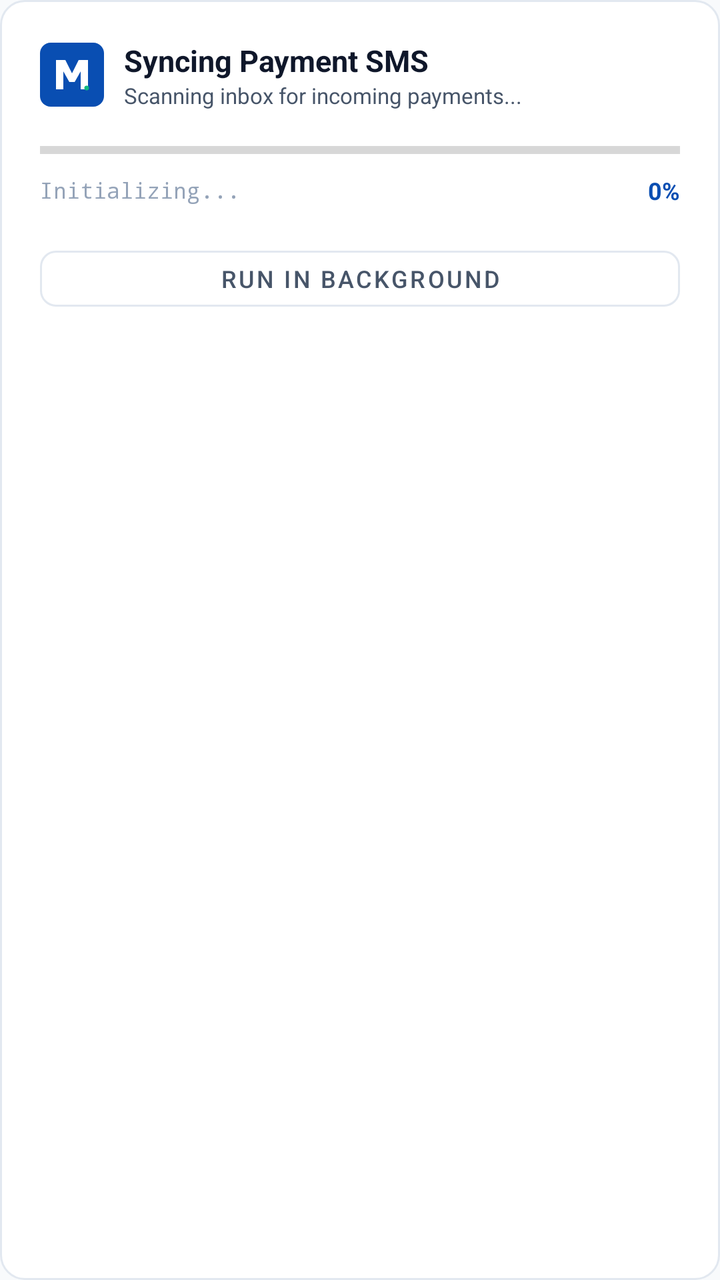
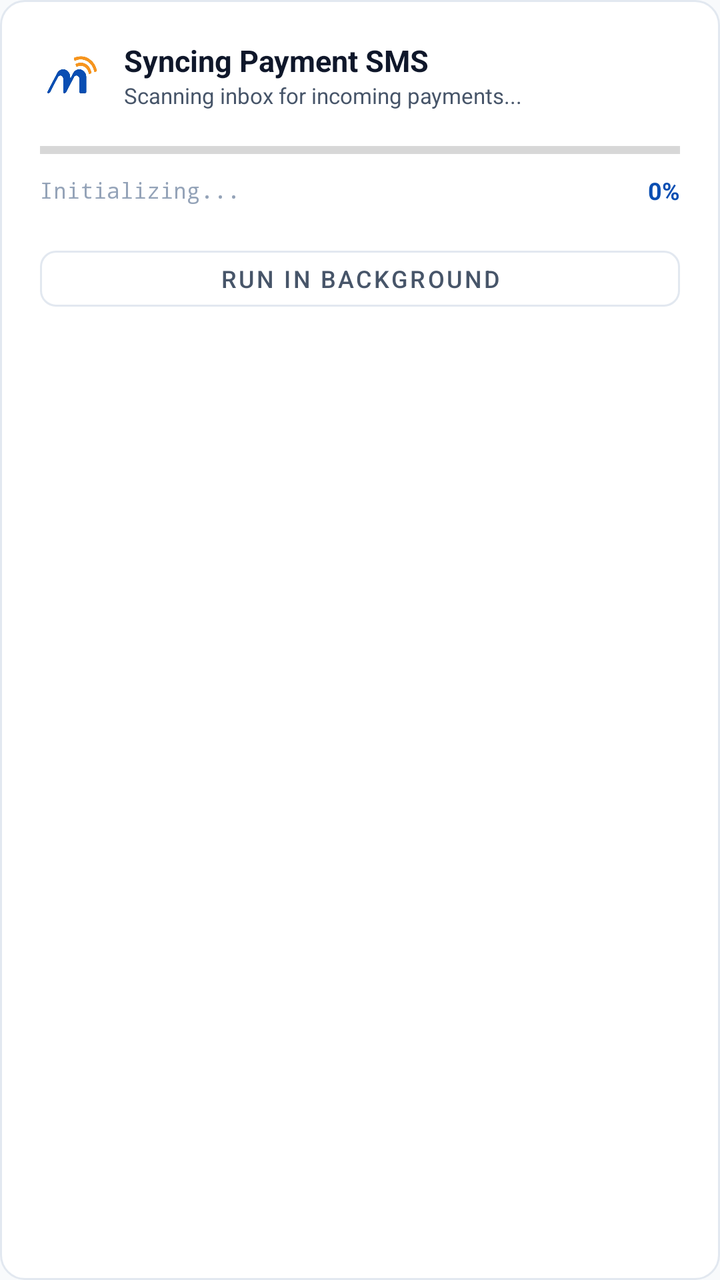

Before-and-after screenshots of an Android layout around one commit, followed by the original layout XML and the change that was made.
<!-- AndroidManifest.xml: application theme Theme.MTrackGateway -->
<!-- res/layout/dialog_sync_progress.xml -->
<?xml version="1.0" encoding="utf-8"?>
<LinearLayout xmlns:android="http://schemas.android.com/apk/res/android"
    xmlns:app="http://schemas.android.com/apk/res-auto"
    android:layout_width="match_parent"
    android:layout_height="wrap_content"
    android:background="@drawable/bg_card_flat"
    android:orientation="vertical"
    android:padding="20dp">

    
    <LinearLayout
        android:layout_width="match_parent"
        android:layout_height="wrap_content"
        android:gravity="center_vertical"
        android:orientation="horizontal">

        <ImageView
            android:layout_width="32dp"
            android:layout_height="32dp"
            android:src="@drawable/ic_app_logo" />

        <LinearLayout
            android:layout_width="0dp"
            android:layout_height="wrap_content"
            android:layout_marginStart="10dp"
            android:layout_weight="1"
            android:orientation="vertical">

            <TextView
                android:layout_width="wrap_content"
                android:layout_height="wrap_content"
                android:fontFamily="sans-serif-bold"
                android:text="Syncing Payment SMS"
                android:textColor="@color/text_primary"
                android:textSize="15sp"
                android:textStyle="bold" />

            <TextView
                android:id="@+id/tvProgressStatus"
                android:layout_width="wrap_content"
                android:layout_height="wrap_content"
                android:text="Scanning inbox for incoming payments..."
                android:textColor="@color/text_secondary"
                android:textSize="11sp" />
        </LinearLayout>
    </LinearLayout>

    
    <ProgressBar
        android:id="@+id/pbSyncDialog"
        style="?android:attr/progressBarStyleHorizontal"
        android:layout_width="match_parent"
        android:layout_height="8dp"
        android:layout_marginTop="16dp"
        android:max="100"
        android:progress="0"
        android:progressTint="@color/brand_primary" />

    
    <LinearLayout
        android:layout_width="match_parent"
        android:layout_height="wrap_content"
        android:layout_marginTop="8dp"
        android:gravity="center_vertical"
        android:orientation="horizontal">

        <TextView
            android:id="@+id/tvProgressItem"
            android:layout_width="0dp"
            android:layout_height="wrap_content"
            android:layout_weight="1"
            android:fontFamily="monospace"
            android:text="Initializing..."
            android:textColor="@color/text_muted"
            android:textSize="11sp" />

        <TextView
            android:id="@+id/tvProgressPercent"
            android:layout_width="wrap_content"
            android:layout_height="wrap_content"
            android:fontFamily="sans-serif-bold"
            android:text="0%"
            android:textColor="@color/brand_primary"
            android:textSize="12sp"
            android:textStyle="bold" />
    </LinearLayout>

    
    <Button
        android:id="@+id/btnProgressDismiss"
        style="?attr/materialButtonOutlinedStyle"
        android:layout_width="match_parent"
        android:layout_height="40dp"
        android:layout_marginTop="16dp"
        android:text="Run in Background"
        android:textColor="@color/text_secondary"
        android:textSize="12sp"
        app:cornerRadius="8dp"
        app:strokeColor="@color/bg_card_border" />

</LinearLayout>
<!-- resources referenced by this layout -->
<resources>
  <color name="bg_card_border">#E2E8F0</color>
  <color name="brand_primary">#094eb2</color>
  <color name="text_muted">#94A3B8</color>
  <color name="text_primary">#0F172A</color>
  <color name="text_secondary">#475569</color>
  <!-- drawable bg_card_flat (drawable) -->
  <?xml version="1.0" encoding="utf-8"?>
  <shape xmlns:android="http://schemas.android.com/apk/res/android"
      android:shape="rectangle">
      <solid android:color="@color/white" />
      <stroke
          android:width="1dp"
          android:color="@color/bg_card_border" />
      <corners android:radius="12dp" />
  </shape>
  <!-- drawable ic_app_logo (drawable) -->
  <?xml version="1.0" encoding="utf-8"?>
  <vector xmlns:android="http://schemas.android.com/apk/res/android"
      android:width="96dp"
      android:height="96dp"
      android:viewportWidth="96"
      android:viewportHeight="96">
      
      <path
          android:fillColor="#094eb2"
          android:pathData="M16,0 h64 a16,16 0 0 1 16,16 v64 a16,16 0 0 1 -16,16 h-64 a16,16 0 0 1 -16,-16 v-64 a16,16 0 0 1 16,-16 z" />
  
      
      <path
          android:fillColor="#FFFFFF"
          android:pathData="M24,70 L24,26 L38,26 L48,46 L58,26 L72,26 L72,70 L61,70 L61,43 L52,59 L44,59 L35,43 L35,70 Z" />
  
      
      <path
          android:fillColor="#10B981"
          android:pathData="M70,68 m-3.5,0 a3.5,3.5 0 1,0 7,0 a3.5,3.5 0 1,0 -7,0" />
  </vector>
  <style name="Theme.MTrackGateway" parent="Theme.MaterialComponents.Light.NoActionBar">
          
          <item name="colorPrimary">@color/brand_primary</item>
          <item name="colorPrimaryVariant">@color/brand_primary_dark</item>
          <item name="colorOnPrimary">@color/white</item>
          
          <item name="colorSecondary">@color/brand_primary</item>
          <item name="colorSecondaryVariant">@color/brand_primary_dark</item>
          <item name="colorOnSecondary">@color/white</item>
          
          <item name="android:windowBackground">@color/bg_app</item>
          <item name="android:statusBarColor">@color/white</item>
          <item name="android:windowLightStatusBar">true</item>
          <item name="android:navigationBarColor">@color/white</item>
          <item name="android:windowLightNavigationBar" tools:targetApi="27">true</item>
      </style>
  <color name="white">#FFFFFF</color>
  <color name="brand_primary_dark">#073c8a</color>
  <color name="bg_app">#F8FAFC</color>
</resources>

<!-- the commit's change to res/layout/dialog_sync_progress.xml (unified diff, before → after) -->
@@ -17,7 +17,7 @@
         <ImageView
             android:layout_width="32dp"
             android:layout_height="32dp"
-            android:src="@drawable/ic_app_logo" />
+            android:src="@drawable/mtrack_favicon" />
 
         <LinearLayout
             android:layout_width="0dp"
<!-- resource entries referenced after the edit -->
@@ -15,28 +15,7 @@
           android:color="@color/bg_card_border" />
       <corners android:radius="12dp" />
   </shape>
-  <!-- drawable ic_app_logo (drawable) -->
-  <?xml version="1.0" encoding="utf-8"?>
-  <vector xmlns:android="http://schemas.android.com/apk/res/android"
-      android:width="96dp"
-      android:height="96dp"
-      android:viewportWidth="96"
-      android:viewportHeight="96">
-      
-      <path
-          android:fillColor="#094eb2"
-          android:pathData="M16,0 h64 a16,16 0 0 1 16,16 v64 a16,16 0 0 1 -16,16 h-64 a16,16 0 0 1 -16,-16 v-64 a16,16 0 0 1 16,-16 z" />
-  
-      
-      <path
-          android:fillColor="#FFFFFF"
-          android:pathData="M24,70 L24,26 L38,26 L48,46 L58,26 L72,26 L72,70 L61,70 L61,43 L52,59 L44,59 L35,43 L35,70 Z" />
-  
-      
-      <path
-          android:fillColor="#10B981"
-          android:pathData="M70,68 m-3.5,0 a3.5,3.5 0 1,0 7,0 a3.5,3.5 0 1,0 -7,0" />
-  </vector>
+  <!-- drawable mtrack_favicon: png bitmap (drawable, 68847 bytes) -->
   <style name="Theme.MTrackGateway" parent="Theme.MaterialComponents.Light.NoActionBar">
           
           <item name="colorPrimary">@color/brand_primary</item>
